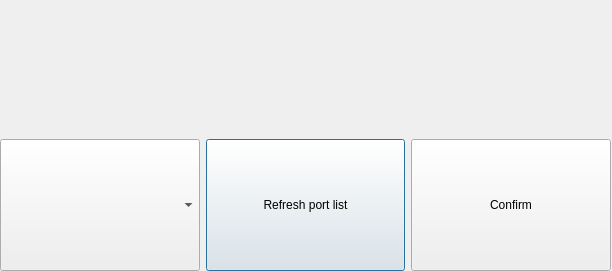
Qt form interface/serialreaderdialog.ui (PeschanskyVlad/Ahnenerbe) before a commit.
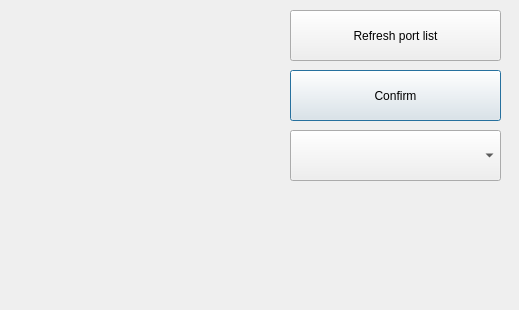
The same form after that commit. Icons and pictures are not drawn.

Diff of the .ui file:
```diff
--- a/interface/serialreaderdialog.ui
+++ b/interface/serialreaderdialog.ui
@@ -6,8 +6,8 @@
    <rect>
     <x>0</x>
     <y>0</y>
-    <width>612</width>
-    <height>271</height>
+    <width>519</width>
+    <height>310</height>
    </rect>
   </property>
   <property name="sizePolicy">
@@ -19,21 +19,15 @@
   <property name="windowTitle">
    <string>Dialog</string>
   </property>
-  <widget class="QWidget" name="verticalLayoutWidget">
-   <property name="geometry">
-    <rect>
-     <x>0</x>
-     <y>0</y>
-     <width>611</width>
-     <height>271</height>
-    </rect>
-   </property>
-   <layout class="QVBoxLayout" name="verticalLayout">
-    <property name="sizeConstraint">
-     <enum>QLayout::SetMaximumSize</enum>
-    </property>
-    <item>
      <widget class="QLabel" name="label">
+   <property name="geometry">
+    <rect>
+     <x>10</x>
+     <y>0</y>
+     <width>271</width>
+     <height>311</height>
+    </rect>
+   </property>
       <property name="text">
        <string/>
       </property>
@@ -44,37 +38,15 @@
        <set>Qt::AlignCenter</set>
       </property>
      </widget>
-    </item>
-    <item>
-     <layout class="QHBoxLayout" name="horizontalLayout">
-      <property name="sizeConstraint">
-       <enum>QLayout::SetMinimumSize</enum>
-      </property>
-      <item>
-       <widget class="QComboBox" name="port_list">
-        <property name="sizePolicy">
-         <sizepolicy hsizetype="Preferred" vsizetype="Minimum">
-          <horstretch>0</horstretch>
-          <verstretch>0</verstretch>
-         </sizepolicy>
-        </property>
-       </widget>
-      </item>
-      <item>
-       <widget class="QPushButton" name="refresh_button">
-        <property name="sizePolicy">
-         <sizepolicy hsizetype="Minimum" vsizetype="Minimum">
-          <horstretch>0</horstretch>
-          <verstretch>0</verstretch>
-         </sizepolicy>
-        </property>
-        <property name="text">
-         <string>Refresh port list</string>
-        </property>
-       </widget>
-      </item>
-      <item>
        <widget class="QPushButton" name="confirm_button">
+   <property name="geometry">
+    <rect>
+     <x>290</x>
+     <y>70</y>
+     <width>211</width>
+     <height>51</height>
+    </rect>
+   </property>
         <property name="sizePolicy">
          <sizepolicy hsizetype="Minimum" vsizetype="Minimum">
           <horstretch>0</horstretch>
@@ -85,10 +57,40 @@
          <string>Confirm</string>
         </property>
        </widget>
-      </item>
-     </layout>
-    </item>
-   </layout>
+  <widget class="QPushButton" name="refresh_button">
+   <property name="geometry">
+    <rect>
+     <x>290</x>
+     <y>10</y>
+     <width>211</width>
+     <height>51</height>
+    </rect>
+   </property>
+   <property name="sizePolicy">
+    <sizepolicy hsizetype="Minimum" vsizetype="Minimum">
+     <horstretch>0</horstretch>
+     <verstretch>0</verstretch>
+    </sizepolicy>
+   </property>
+   <property name="text">
+    <string>Refresh port list</string>
+   </property>
+  </widget>
+  <widget class="QComboBox" name="port_list">
+   <property name="geometry">
+    <rect>
+     <x>290</x>
+     <y>130</y>
+     <width>211</width>
+     <height>51</height>
+    </rect>
+   </property>
+   <property name="sizePolicy">
+    <sizepolicy hsizetype="Preferred" vsizetype="Minimum">
+     <horstretch>0</horstretch>
+     <verstretch>0</verstretch>
+    </sizepolicy>
+   </property>
   </widget>
  </widget>
  <resources>
```
Left out of the diff: 2 changed lines with no effect on the pictures. Lines whose indentation alone changed are shown as unchanged.
